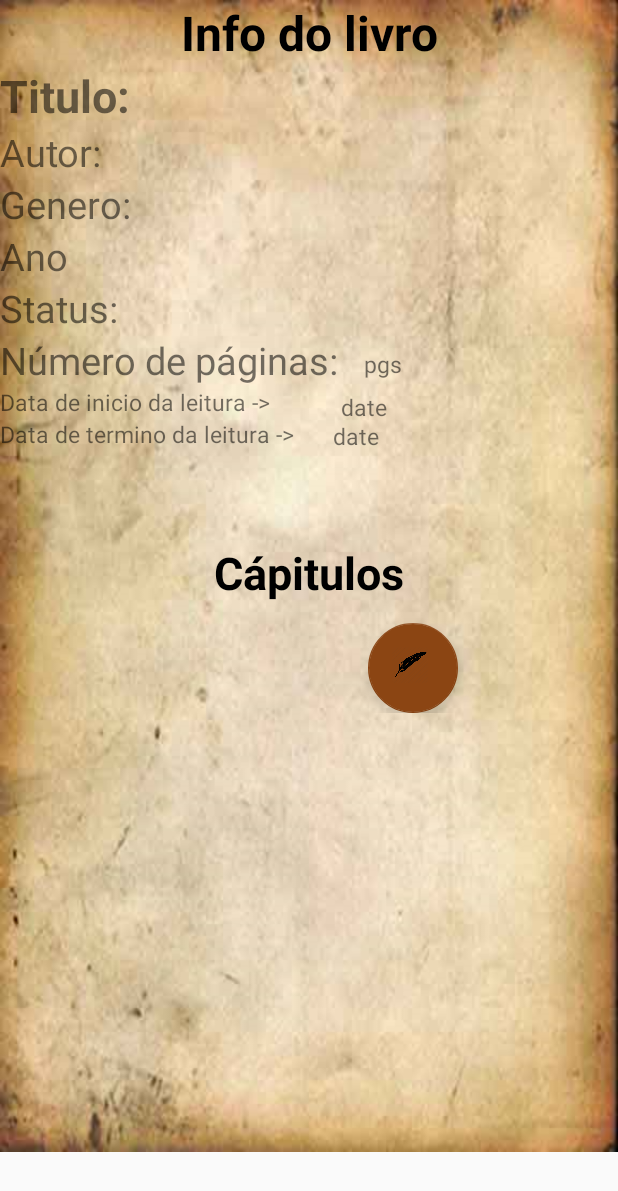
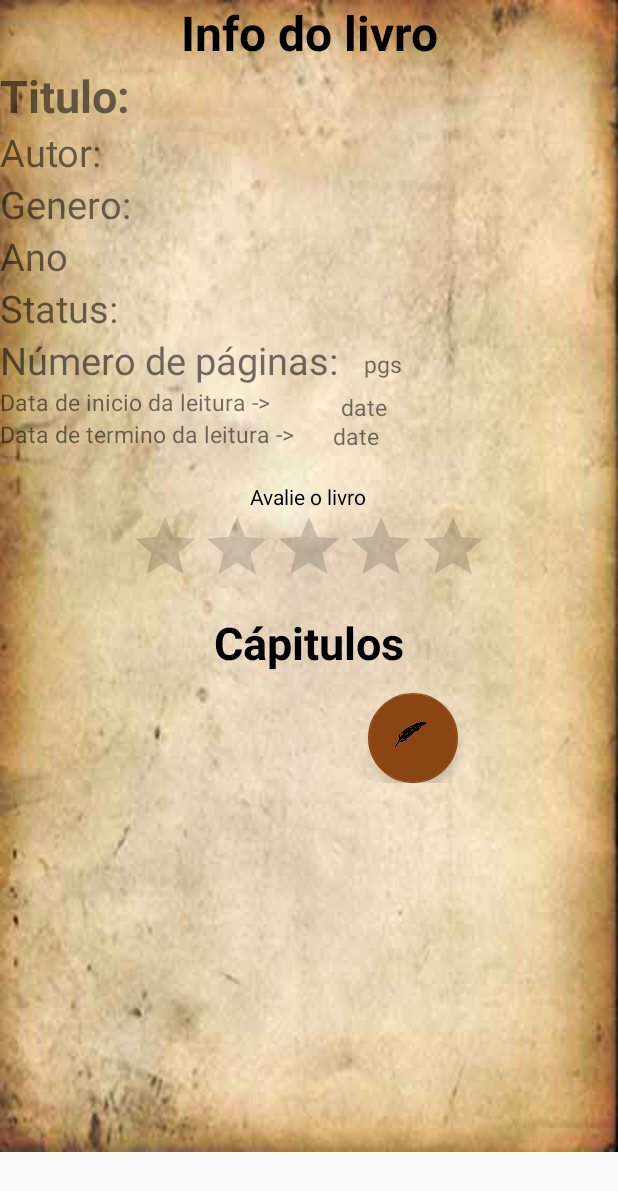
Before and after one commit to PauloRob8/ProjetoFinalPOO, an Android app: the layout activity_capitulos.xml on its own in the app's theme, with its tools: preview values and no code run, on a phone screen of 412 x 824 dp. Shown: the top 1191 px of the screen. Run offline under Robolectric (Android 15) with nearby library versions, the phone set to English and light mode, and no system bars.

Commit message:
Add rating bar

```diff
--- a/app/src/main/res/layout/activity_capitulos.xml
+++ b/app/src/main/res/layout/activity_capitulos.xml
@@ -133,49 +133,23 @@
             android:layout_height="match_parent">
             <TextView
                 android:id="@+id/opniao"
-                android:text="O que achou desse livro?"
-                android:visibility="gone"
-                android:layout_marginStart="100dp"
+                android:text="Avalie o livro"
+                android:layout_gravity="center"
+                android:visibility="visible"
                 android:textColor="@color/black"
                 android:layout_width="wrap_content"
                 android:layout_height="wrap_content" />
-            <RadioGroup
-                android:id="@+id/group_button"
-                android:orientation="horizontal"
-                android:gravity="center"
-                android:visibility="gone"
-                android:layout_below="@id/opniao"
+            <RatingBar
+                android:id="@+id/avaliacao"
+                android:layout_gravity="center"
+                android:numStars="5"
+                android:stepSize="1.0"
                 android:layout_width="wrap_content"
-                android:layout_height="wrap_content">
-            <RadioButton
-                android:id="@+id/button1"
-                android:text="Gostei"
-                android:layout_width="wrap_content"
-                android:layout_height="wrap_content"
-                android:onClick="gostei"/>
-
-            <RadioButton
-                android:id="@+id/button2"
-                android:text="Não gostei"
-                android:layout_marginStart="15dp"
-                android:layout_toEndOf="@id/button1"
-                android:layout_width="wrap_content"
-                android:layout_height="wrap_content"
-                android:onClick="nGostei"/>
-
-            </RadioGroup>
-
-            <ImageView
-                android:id="@+id/avaliação"
-                android:layout_width="40dp"
-                android:layout_height="30dp"
-                android:layout_above="@+id/capitulos"
-                android:layout_marginStart="56dp"
-                android:layout_toEndOf="@+id/group_button" />
+                android:layout_height="wrap_content" />
 
             <TextView
                 android:id="@+id/capitulos"
-                android:layout_below="@id/group_button"
+                android:layout_below="@id/avaliacao"
                 android:layout_width="match_parent"
                 android:layout_height="wrap_content"
                 android:layout_marginTop="10dp"
```
Also changed, not shown: app/src/main/java/com/example/paulo_000/readerdiary/Model/Livro.java (+9 -0 lines), app/src/main/java/com/example/paulo_000/readerdiary/UI/CapitulosActivity.java (+16 -39 lines), app/src/main/java/com/example/paulo_000/readerdiary/UI/LivrosAdapter.java (+8 -0 lines), app/src/main/res/layout/rv_item_livros.xml (+14 -0 lines), 288 other files.
